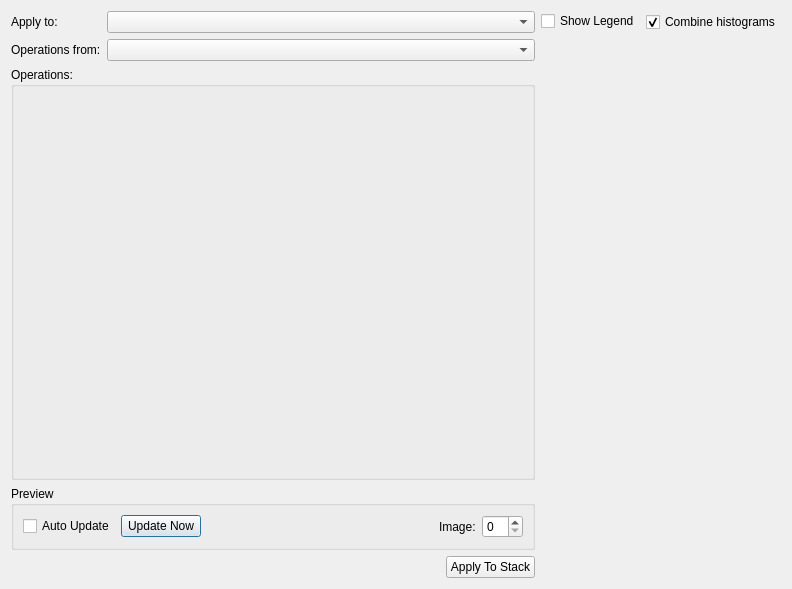
Before: the Qt Designer form mantidimaging/gui/ui/op_history_copy_dialog.ui in mantidproject/mantidimaging, drawn with Qt 5.
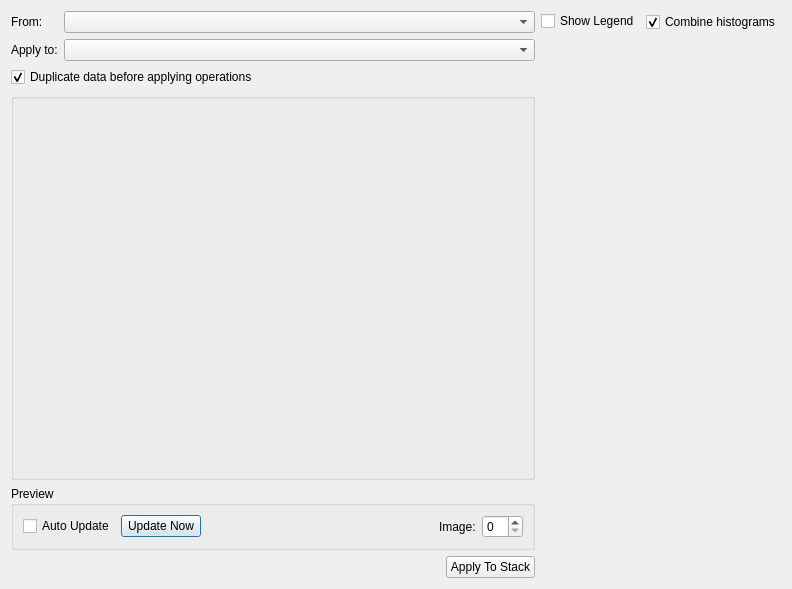
After: the same form once the commit is applied. Custom widgets are drawn as their Qt base class.

Commit message: Fixes op history dialog

```diff
--- a/mantidimaging/gui/ui/op_history_copy_dialog.ui
+++ b/mantidimaging/gui/ui/op_history_copy_dialog.ui
@@ -26,26 +26,36 @@
       <layout class="QVBoxLayout" name="verticalLayout">
        <item>
         <layout class="QFormLayout" name="formLayout">
-         <item row="0" column="0">
+         <item row="2" column="0">
           <widget class="QLabel" name="stackTargetLabel">
            <property name="text">
             <string>Apply to:</string>
            </property>
           </widget>
          </item>
-         <item row="0" column="1">
+         <item row="2" column="1">
           <widget class="StackSelectorWidgetView" name="stackTargetSelector"/>
          </item>
-         <item row="1" column="0">
-          <widget class="QLabel" name="stackSourceLabel">
-           <property name="text">
-            <string>Operations from:</string>
-           </property>
-          </widget>
-         </item>
-         <item row="1" column="1">
+         <item row="0" column="1">
           <widget class="StackSelectorWidgetView" name="stackSourceSelector"/>
          </item>
+         <item row="0" column="0">
+          <widget class="QLabel" name="stackSourceLabel">
+           <property name="text">
+            <string>From:</string>
+           </property>
+          </widget>
+         </item>
+         <item row="3" column="0" colspan="2">
+          <widget class="QCheckBox" name="_copy">
+           <property name="text">
+            <string>Duplicate data before applying operations</string>
+           </property>
+           <property name="checked">
+            <bool>true</bool>
+           </property>
+          </widget>
+         </item>
         </layout>
        </item>
        <item>
@@ -57,7 +67,7 @@
           </sizepolicy>
          </property>
          <property name="title">
-          <string>Operations:</string>
+          <string/>
          </property>
          <property name="checkable">
           <bool>false</bool>
```
The commit also changes 11 other files.
